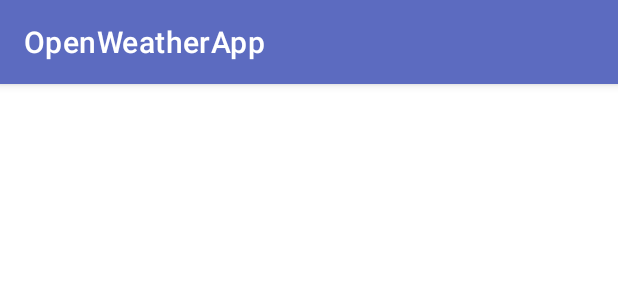
After one commit to dariobrux/OpenWeatherApp, an Android app: the layout fragment_location.xml on its own in the app's theme, with its tools: preview values and no code run, on a phone screen of 412 x 824 dp. The commit adds this screen. Shown: the top 300 px of the screen. Run offline under Robolectric (Android 15) with nearby library versions, the phone set to English and light mode, and no system bars.

Commit message:
Add the LocationFragment

```diff
--- a/app/src/main/java/com/dariobrux/openweatherapp/ui/MainActivity.kt
+++ b/app/src/main/java/com/dariobrux/openweatherapp/ui/MainActivity.kt
@@ -3,6 +3,7 @@ package com.dariobrux.openweatherapp.ui
 import android.os.Bundle
 import android.view.Window
 import android.view.WindowManager
+import androidx.annotation.ColorRes
 import androidx.appcompat.app.AppCompatActivity
 import androidx.core.content.ContextCompat
 import com.dariobrux.openweatherapp.R
@@ -31,9 +32,9 @@ class MainActivity : AppCompatActivity() {
 
     /**
      * Set the Status Bar color.
-     * @param color the new color to apply.
+     * @param color the new color to apply. This must be a color resource.
      */
-    fun setStatusBarColor(color: Int) {
+    fun setStatusBarColor(@ColorRes color: Int) {
         window.statusBarColor = ContextCompat.getColor(this, color)
     }
 }
--- a/app/src/main/java/com/dariobrux/openweatherapp/ui/splash/SplashFragment.kt
+++ b/app/src/main/java/com/dariobrux/openweatherapp/ui/splash/SplashFragment.kt
@@ -5,6 +5,7 @@ import android.view.LayoutInflater
 import android.view.View
 import android.view.ViewGroup
 import androidx.fragment.app.Fragment
+import androidx.navigation.fragment.NavHostFragment
 import com.dariobrux.openweatherapp.R
 import com.dariobrux.openweatherapp.common.toMainActivity
 import com.dariobrux.openweatherapp.databinding.FragmentSplashBinding
@@ -45,7 +46,8 @@ class SplashFragment : Fragment() {
     override fun onResume() {
         super.onResume()
         activityScope.launch {
-            delay(3000)
+            delay(500)
+            NavHostFragment.findNavController(requireParentFragment()).navigate(R.id.action_splashFragment_to_locationFragment)
         }
     }
 
--- a/app/src/main/res/layout/activity_main.xml
+++ b/app/src/main/res/layout/activity_main.xml
@@ -4,6 +4,7 @@
     xmlns:tools="http://schemas.android.com/tools"
     android:layout_width="match_parent"
     android:layout_height="match_parent"
+    android:background="@color/blue_gray_900"
     tools:context=".ui.MainActivity">
 
     <androidx.fragment.app.FragmentContainerView
--- /dev/null
+++ b/app/src/main/res/layout/fragment_location.xml
@@ -0,0 +1,28 @@
+<?xml version="1.0" encoding="utf-8"?>
+<androidx.constraintlayout.widget.ConstraintLayout xmlns:android="http://schemas.android.com/apk/res/android"
+    xmlns:app="http://schemas.android.com/apk/res-auto"
+    xmlns:tools="http://schemas.android.com/tools"
+    android:layout_width="match_parent"
+    android:layout_height="match_parent"
+    tools:context=".ui.location.LocationFragment">
+
+    <com.google.android.material.appbar.AppBarLayout
+        android:id="@+id/appBar"
+        android:layout_width="match_parent"
+        android:layout_height="wrap_content"
+        android:background="@color/indigo_400"
+        android:fitsSystemWindows="true"
+        app:layout_constraintTop_toTopOf="parent">
+
+        <androidx.appcompat.widget.Toolbar
+            android:id="@+id/toolbar"
+            android:layout_width="match_parent"
+            android:layout_height="?attr/actionBarSize"
+            app:layout_scrollFlags="scroll|enterAlways|snap"
+            app:popupTheme="@style/ThemeOverlay.AppCompat.DayNight"
+            app:title="@string/app_name"
+            app:titleTextColor="@color/white" />
+
+    </com.google.android.material.appbar.AppBarLayout>
+
+</androidx.constraintlayout.widget.ConstraintLayout>
--- a/app/src/main/res/layout/fragment_splash.xml
+++ b/app/src/main/res/layout/fragment_splash.xml
@@ -2,8 +2,7 @@
 <androidx.constraintlayout.widget.ConstraintLayout xmlns:android="http://schemas.android.com/apk/res/android"
     xmlns:app="http://schemas.android.com/apk/res-auto"
     android:layout_width="match_parent"
-    android:layout_height="match_parent"
-    android:background="@color/blue_gray_900">
+    android:layout_height="match_parent">
 
     <androidx.constraintlayout.widget.Guideline
         android:id="@+id/guideLeft"
--- a/app/src/main/res/values/colors.xml
+++ b/app/src/main/res/values/colors.xml
@@ -8,4 +8,5 @@
     <color name="black">#FF000000</color>
     <color name="white">#FFFFFFFF</color>
     <color name="blue_gray_900">#263238</color>
+    <color name="indigo_400">#5c6bc0</color>
 </resources>
```
Also changed, not shown: app/build.gradle (+10 -3 lines), app/src/main/java/com/dariobrux/openweatherapp/ui/location/LocationFragment.kt (added, +48 -0 lines), app/src/main/java/com/dariobrux/openweatherapp/ui/location/LocationViewModel.kt (added, +7 -0 lines), app/src/main/res/navigation/main_navigation.xml (+11 -1 lines).
